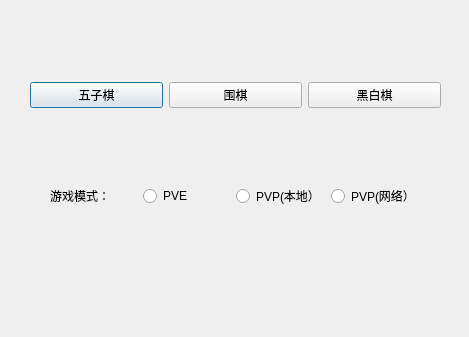
First picture: the form in window_select.ui, repository goGameBuilders/goGame, before the edit.
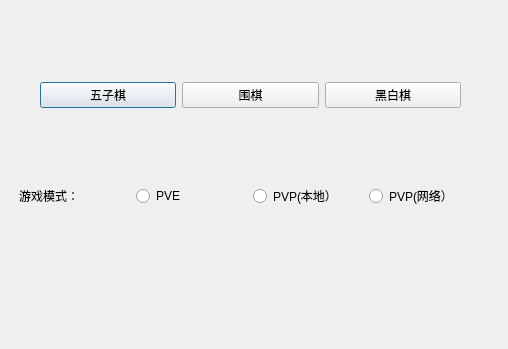
Second picture: the form after the edit.

What changed in the file:
```diff
--- a/window_select.ui
+++ b/window_select.ui
@@ -6,8 +6,8 @@
    <rect>
     <x>0</x>
     <y>0</y>
-    <width>469</width>
-    <height>337</height>
+    <width>508</width>
+    <height>349</height>
    </rect>
   </property>
   <property name="windowTitle">
@@ -16,9 +16,9 @@
   <widget class="QWidget" name="layoutWidget">
    <property name="geometry">
     <rect>
-     <x>30</x>
+     <x>40</x>
      <y>50</y>
-     <width>411</width>
+     <width>421</width>
      <height>91</height>
     </rect>
    </property>
@@ -49,9 +49,9 @@
   <widget class="QWidget" name="layoutWidget">
    <property name="geometry">
     <rect>
-     <x>50</x>
+     <x>19</x>
      <y>160</y>
-     <width>370</width>
+     <width>461</width>
      <height>72</height>
     </rect>
    </property>
```
